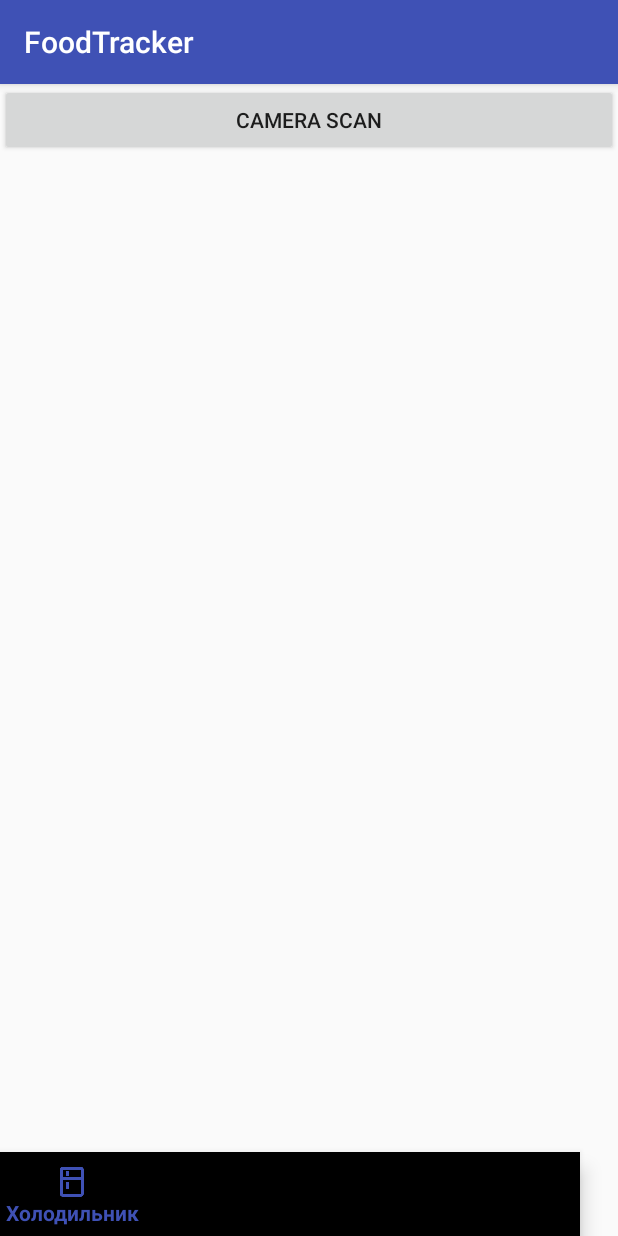
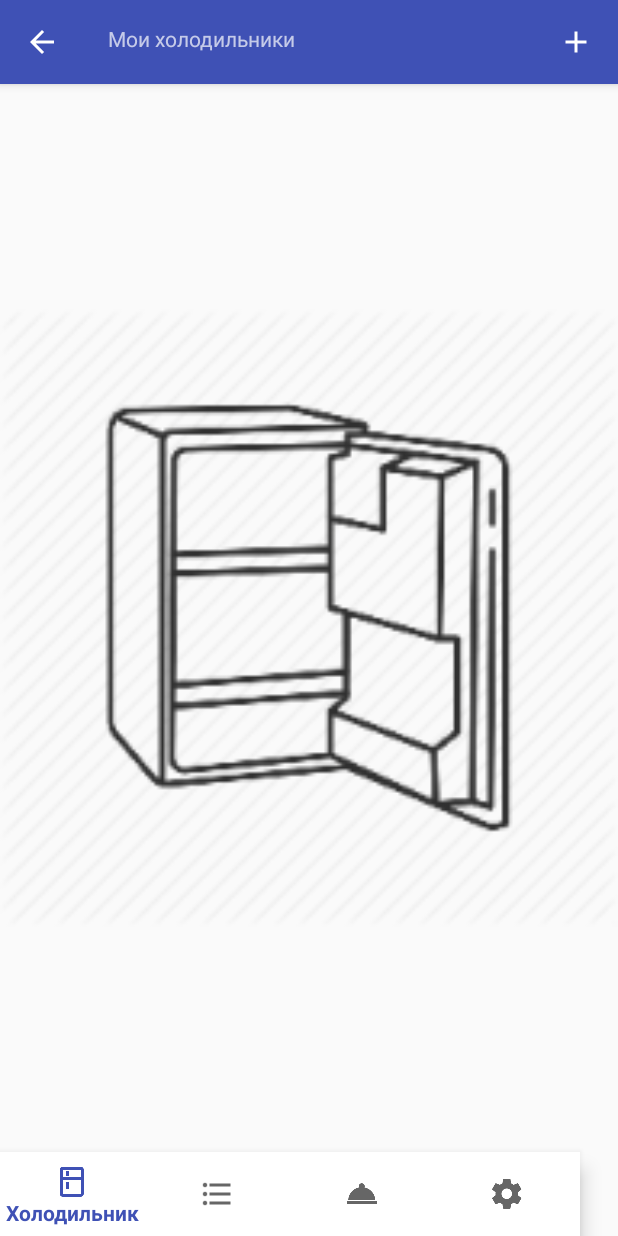
Before and after one commit to LidaVygonskaya/FoodTracker, an Android app: the screen it shows after launch (MainActivity), on a phone screen of 412 x 824 dp. Run offline under Robolectric (Android 15) with nearby library versions, the phone set to English and light mode, and no system bars.

Commit message:
RK1 version: added empty fridge

```diff
--- a/app/src/main/AndroidManifest.xml
+++ b/app/src/main/AndroidManifest.xml
@@ -12,8 +12,9 @@
         android:label="@string/app_name"
         android:roundIcon="@mipmap/ic_launcher_round"
         android:supportsRtl="true"
-        android:theme="@style/AppTheme">
-        <activity android:name=".MainActivity">
+        android:theme="@style/AppTheme.NoActionBar">
+
+        <activity android:name=".MainActivity" android:screenOrientation="portrait">
             <intent-filter>
                 <action android:name="android.intent.action.MAIN" />
 
--- a/app/src/main/java/com/example/lida/foodtracker/MainActivity.java
+++ b/app/src/main/java/com/example/lida/foodtracker/MainActivity.java
@@ -1,16 +1,16 @@
 package com.example.lida.foodtracker;
 
 import android.content.Intent;
+import android.os.Build;
+import android.support.annotation.RequiresApi;
 import android.support.v7.app.AppCompatActivity;
 import android.os.Bundle;
 import android.util.Log;
-import android.view.Gravity;
 import android.view.View;
 import android.widget.ArrayAdapter;
-import android.widget.Button;
-import android.widget.ListAdapter;
+import android.widget.ImageButton;
 import android.widget.ListView;
-import android.widget.Toast;
+import android.support.v7.widget.Toolbar;
 
 import com.example.lida.foodtracker.Retrofit.Product;
 
@@ -19,12 +19,13 @@ import java.util.List;
 
 public class MainActivity extends AppCompatActivity {
     private static final String TAG = "MainActivity";
-    private Button cameraScanButton;
+    private ImageButton addProductButton;
     private ListView productList;
     private ArrayAdapter<String> productAdapter;
     private List<String> productNames;
+    private Toolbar toolbar;
 
-
+    @RequiresApi(api = Build.VERSION_CODES.LOLLIPOP)
     @Override
     protected void onCreate(Bundle savedInstanceState) {
         super.onCreate(savedInstanceState);
@@ -33,12 +34,17 @@ public class MainActivity extends AppCompatActivity {
         productNames = new ArrayList<String>();
         productAdapter = new ArrayAdapter<String>(this, R.layout.simple_list_item, productNames);
 
+        toolbar = (Toolbar) findViewById(R.id.toolbar);
+        setSupportActionBar(toolbar);
+        getSupportActionBar().setDisplayHomeAsUpEnabled(true);
+
 
         productList = (ListView) findViewById(R.id.productList);
         productList.setAdapter(productAdapter);
+        productList.setEmptyView(findViewById(R.id.empty));
 
-        cameraScanButton = (Button) findViewById(R.id.button_camera_scan);
-        cameraScanButton.setOnClickListener(new View.OnClickListener() {
+        addProductButton = (ImageButton) findViewById(R.id.add_product);
+        addProductButton.setOnClickListener(new View.OnClickListener() {
             @Override
             //Intent for result Camera Scan
             public void onClick(View v) {
--- a/app/src/main/res/layout/activity_main.xml
+++ b/app/src/main/res/layout/activity_main.xml
@@ -1,33 +1,83 @@
 <?xml version="1.0" encoding="utf-8"?>
-<RelativeLayout android:layout_width="match_parent"
+<android.support.design.widget.CoordinatorLayout xmlns:android="http://schemas.android.com/apk/res/android"
     android:layout_height="match_parent"
-    android:orientation="vertical"
-    xmlns:android="http://schemas.android.com/apk/res/android"
-    xmlns:design="http://schemas.android.com/apk/res-auto">
+    xmlns:app="http://schemas.android.com/apk/res-auto" android:layout_width="match_parent"
 
+    xmlns:tools="http://schemas.android.com/tools"
+    app:layout_behavior="@string/appbar_scrolling_view_behavior">
 
-    <Button
+    <RelativeLayout xmlns:android="http://schemas.android.com/apk/res/android"
+        xmlns:design="http://schemas.android.com/apk/res-auto"
+        android:id="@+id/relativeLayout"
+        android:layout_width="match_parent"
+        android:layout_height="match_parent"
+        android:orientation="vertical">
 
-        android:id="@+id/button_camera_scan"
+        <android.support.design.widget.AppBarLayout
+            android:id="@+id/app_bar"
             android:layout_width="match_parent"
             android:layout_height="wrap_content"
-        android:layout_alignParentTop="true"
-        android:text="Camera scan" />
+            android:theme="@style/AppTheme.AppBarOverlay"
+            app:layout_anchorGravity="top|center">
+
+            <android.support.v7.widget.Toolbar
+                android:id="@+id/toolbar"
+                android:layout_width="match_parent"
+                android:layout_height="?attr/actionBarSize">
+
+                <LinearLayout
+                    android:layout_width="match_parent"
+                    android:layout_height="wrap_content"
+                    android:weightSum="1">
+
+                    <TextView
+                        android:id="@+id/title"
+                        android:layout_width="0dp"
+                        android:layout_height="wrap_content"
+                        android:layout_weight="1"
+                        android:text="@string/my_fridges" />
+
+                    <ImageButton
+                        android:id="@+id/add_product"
+                        android:layout_width="wrap_content"
+                        android:layout_height="wrap_content"
+                        android:layout_marginRight="16dp"
+                        android:background="@null"
+                        android:src="@drawable/ic_add_white_24dp" />
+
+                </LinearLayout>
+
+            </android.support.v7.widget.Toolbar>
+
+        </android.support.design.widget.AppBarLayout>
+
 
         <ListView
             android:id="@+id/productList"
             android:layout_width="match_parent"
             android:layout_height="wrap_content"
             android:layout_above="@id/bottom_navigation"
-        android:layout_below="@+id/button_camera_scan"
-        />
+            android:layout_below="@+id/app_bar" />
+
+        <ImageView
+            android:id="@+id/empty"
+            android:layout_width="match_parent"
+            android:layout_height="wrap_content"
+            android:layout_above="@id/bottom_navigation"
+            android:layout_below="@+id/app_bar"
+            android:gravity="center_vertical|center_horizontal"
+            android:src="@drawable/fridge" />
+
+
         <android.support.design.widget.BottomNavigationView
             android:id="@+id/bottom_navigation"
             android:layout_width="wrap_content"
             android:layout_height="wrap_content"
+            android:layout_alignParentBottom="true"
             android:layout_gravity="bottom"
-        android:layout_alignParentBottom="true"
+            android:background="?attr/colorBackgroundFloating"
             design:menu="@menu/menu_nav" />
 
 
     </RelativeLayout>
+</android.support.design.widget.CoordinatorLayout>
--- a/app/src/main/res/values/strings.xml
+++ b/app/src/main/res/values/strings.xml
@@ -7,5 +7,7 @@
     <string name="button_save">Добавить в холодильник</string>
     <string name="add_product_start">Начните сканировать продукты</string>
     <string name="title_activity_main2">Main2Activity</string>
+    <string name="my_fridges">Мои холодильники</string>
+    <string name="CameraScanActivity">Добавить продукт</string>
 
 </resources>
```
Also changed, not shown: app/src/main/java/com/example/lida/foodtracker/CameraScanActivity.java (+34 -3 lines), app/src/main/res/layout/activity_camera_scan.xml (+39 -1 lines), app/src/main/assets/fridge.png (added), app/src/main/res/drawable-hdpi/ic_add_white_24dp.png (added), app/src/main/res/drawable-hdpi/ic_clear_white_24dp.png (added), app/src/main/res/drawable-mdpi/ic_add_white_24dp.png (added), app/src/main/res/drawable-mdpi/ic_clear_white_24dp.png (added), app/src/main/res/drawable-xhdpi/ic_add_white_24dp.png (added), app/src/main/res/drawable-xhdpi/ic_clear_white_24dp.png (added), app/src/main/res/drawable-xxhdpi/ic_add_white_24dp.png (added), app/src/main/res/drawable-xxhdpi/ic_clear_white_24dp.png (added), app/src/main/res/drawable-xxxhdpi/fridge.png (added), app/src/main/res/drawable-xxxhdpi/ic_add_white_24dp.png (added), app/src/main/res/drawable-xxxhdpi/ic_clear_white_24dp.png (added), 1 more files. Lines whose indentation alone changed are shown as unchanged.
